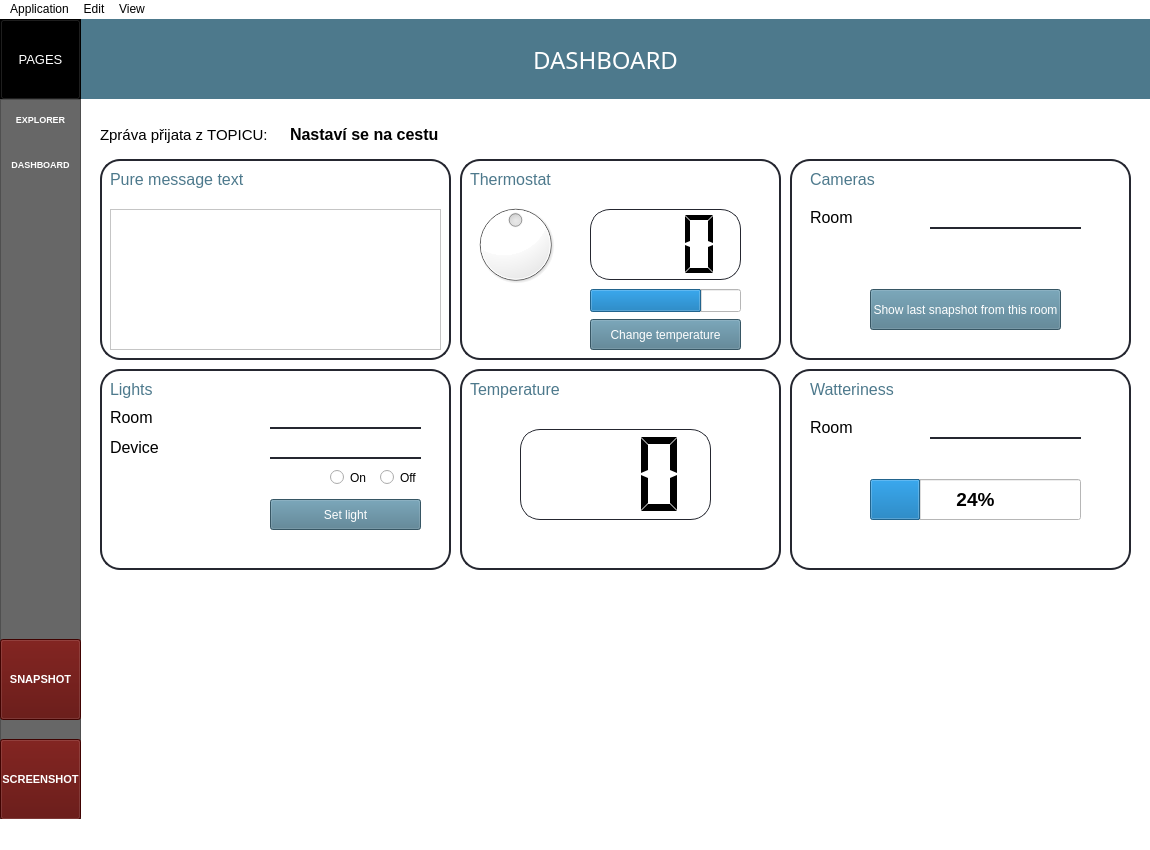
Above: src/gui/mainwindow.ui from Sekky61/MQTT-monitor before the change. Below: the same form after it.
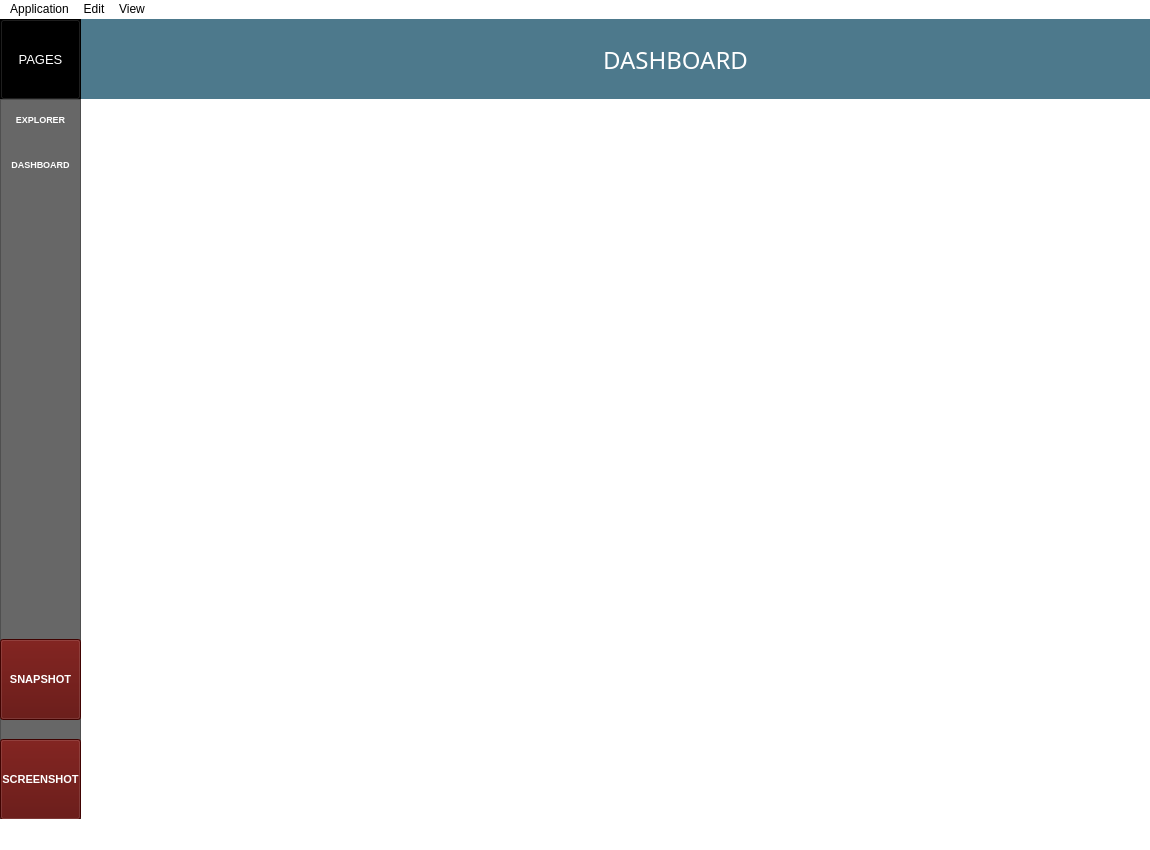
That is the form after the change. The open tabs and pages were chosen to show the change.

Commit message: tile classes

Patch:
```diff
--- a/src/gui/mainwindow.ui
+++ b/src/gui/mainwindow.ui
@@ -1019,9 +1019,12 @@
     </widget>
     <widget class="QWidget" name="page_2">
      <widget class="QFrame" name="frame_2">
+      <property name="enabled">
+       <bool>true</bool>
+      </property>
       <property name="geometry">
        <rect>
-        <x>-70</x>
+        <x>0</x>
         <y>0</y>
         <width>1151</width>
         <height>80</height>
@@ -1111,894 +1114,13 @@
      <widget class="QWidget" name="message_widget" native="true">
       <property name="geometry">
        <rect>
-        <x>20</x>
-        <y>140</y>
-        <width>351</width>
-        <height>201</height>
+        <x>0</x>
+        <y>80</y>
+        <width>1071</width>
+        <height>701</height>
        </rect>
       </property>
-      <property name="styleSheet">
-       <string notr="true">.QWidget{
-border: 2px solid rgb(37,39,48);
-border-radius: 20px;
-}</string>
-      </property>
-      <widget class="QLabel" name="pure_text">
-       <property name="geometry">
-        <rect>
-         <x>10</x>
-         <y>10</y>
-         <width>191</width>
-         <height>21</height>
-        </rect>
-       </property>
-       <property name="font">
-        <font>
-         <pointsize>12</pointsize>
-        </font>
-       </property>
-       <property name="styleSheet">
-        <string notr="true">color:rgb(77, 121, 140);</string>
-       </property>
-       <property name="text">
-        <string>Pure message text</string>
-       </property>
-      </widget>
-      <widget class="QScrollArea" name="scrollArea_5">
-       <property name="geometry">
-        <rect>
-         <x>10</x>
-         <y>50</y>
-         <width>331</width>
-         <height>141</height>
-        </rect>
-       </property>
-       <property name="widgetResizable">
-        <bool>true</bool>
-       </property>
-       <widget class="QWidget" name="scrollAreaWidgetContents_5">
-        <property name="geometry">
-         <rect>
-          <x>0</x>
-          <y>0</y>
-          <width>329</width>
-          <height>139</height>
-         </rect>
-        </property>
-        <widget class="QPlainTextEdit" name="value_text_2">
-         <property name="geometry">
-          <rect>
-           <x>0</x>
-           <y>0</y>
-           <width>331</width>
-           <height>141</height>
-          </rect>
-         </property>
-         <property name="styleSheet">
-          <string notr="true">QPlainTextEdit{
-border: 2px solid rgb(37,39,48);
-border-left:none;
-border-right:none;
-border-top:none;
-border-bottom:none;
-}</string>
-         </property>
-        </widget>
-       </widget>
-      </widget>
-     </widget>
-     <widget class="QStackedWidget" name="thermo_stacked">
-      <property name="geometry">
-       <rect>
-        <x>380</x>
-        <y>140</y>
-        <width>321</width>
-        <height>201</height>
-       </rect>
-      </property>
-      <property name="currentIndex">
-       <number>0</number>
-      </property>
-      <widget class="QWidget" name="page_3">
-       <widget class="QWidget" name="widget_thermo" native="true">
-        <property name="geometry">
-         <rect>
-          <x>0</x>
-          <y>0</y>
-          <width>321</width>
-          <height>201</height>
-         </rect>
-        </property>
-        <property name="styleSheet">
-         <string notr="true">.QWidget{
-border: 2px solid rgb(37,39,48);
-border-radius: 20px;
-}</string>
-        </property>
-        <widget class="QPushButton" name="temp_button">
-         <property name="geometry">
-          <rect>
-           <x>130</x>
-           <y>160</y>
-           <width>151</width>
-           <height>31</height>
-          </rect>
-         </property>
-         <property name="styleSheet">
-          <string notr="true">color: rgb(255, 255, 255);
-background-color: rgb(77, 121, 140);</string>
-         </property>
-         <property name="text">
-          <string>Change temperature</string>
-         </property>
-        </widget>
-        <widget class="QProgressBar" name="progressBar">
-         <property name="geometry">
-          <rect>
-           <x>130</x>
-           <y>130</y>
-           <width>151</width>
-           <height>23</height>
-          </rect>
-         </property>
-         <property name="minimum">
-          <number>-50</number>
-         </property>
-         <property name="maximum">
-          <number>50</number>
-         </property>
-         <property name="value">
-          <number>24</number>
-         </property>
-         <property name="textVisible">
-          <bool>false</bool>
-         </property>
-        </widget>
-        <widget class="QLCDNumber" name="lcdNumber">
-         <property name="geometry">
-          <rect>
-           <x>130</x>
-           <y>50</y>
-           <width>151</width>
-           <height>71</height>
-          </rect>
-         </property>
-         <property name="styleSheet">
-          <string notr="true">QLCDNumber{
-border: 1px solid rgb(37,39,48);
-border-radius: 20px;
-}</string>
-         </property>
-         <property name="frameShape">
-          <enum>QFrame::StyledPanel</enum>
-         </property>
-         <property name="digitCount">
-          <number>3</number>
-         </property>
-         <property name="segmentStyle">
-          <enum>QLCDNumber::Flat</enum>
-         </property>
-        </widget>
-        <widget class="QLabel" name="heat_label">
-         <property name="geometry">
-          <rect>
-           <x>10</x>
-           <y>10</y>
-           <width>141</width>
-           <height>21</height>
-          </rect>
-         </property>
-         <property name="font">
-          <font>
-           <pointsize>12</pointsize>
-          </font>
-         </property>
-         <property name="styleSheet">
-          <string notr="true">color:rgb(77, 121, 140);</string>
-         </property>
-         <property name="text">
-          <string>Thermostat</string>
-         </property>
-        </widget>
-        <widget class="QDial" name="dial">
-         <property name="geometry">
-          <rect>
-           <x>10</x>
-           <y>40</y>
-           <width>91</width>
-           <height>91</height>
-          </rect>
-         </property>
-         <property name="minimum">
-          <number>-50</number>
-         </property>
-         <property name="maximum">
-          <number>50</number>
-         </property>
-         <property name="invertedAppearance">
-          <bool>false</bool>
-         </property>
-        </widget>
-       </widget>
-      </widget>
-      <widget class="QWidget" name="page_4">
-       <widget class="QWidget" name="widget_thermo_off" native="true">
-        <property name="geometry">
-         <rect>
-          <x>0</x>
-          <y>0</y>
-          <width>321</width>
-          <height>201</height>
-         </rect>
-        </property>
-        <property name="styleSheet">
-         <string notr="true">.QWidget{
-border: 2px solid rgb(37,39,48);
-border-radius: 20px;
-}</string>
-        </property>
-        <widget class="QLabel" name="label_5">
-         <property name="geometry">
-          <rect>
-           <x>30</x>
-           <y>70</y>
-           <width>271</width>
-           <height>41</height>
-          </rect>
-         </property>
-         <property name="font">
-          <font>
-           <pointsize>12</pointsize>
-           <weight>75</weight>
-           <bold>true</bold>
-          </font>
-         </property>
-         <property name="text">
-          <string>Thermostat widget is DISABLED</string>
-         </property>
-        </widget>
-       </widget>
-      </widget>
-     </widget>
-     <widget class="QStackedWidget" name="light_stacked">
-      <property name="geometry">
-       <rect>
-        <x>10</x>
-        <y>350</y>
-        <width>361</width>
-        <height>201</height>
-       </rect>
-      </property>
-      <property name="currentIndex">
-       <number>1</number>
-      </property>
-      <widget class="QWidget" name="page_5">
-       <widget class="QWidget" name="widget_lights" native="true">
-        <property name="geometry">
-         <rect>
-          <x>10</x>
-          <y>0</y>
-          <width>351</width>
-          <height>201</height>
-         </rect>
-        </property>
-        <property name="styleSheet">
-         <string notr="true">.QWidget{
-border: 2px solid rgb(37,39,48);
-border-radius: 20px;
-}</string>
-        </property>
-        <widget class="QLineEdit" name="device_lights_opt">
-         <property name="geometry">
-          <rect>
-           <x>170</x>
-           <y>70</y>
-           <width>151</width>
-           <height>20</height>
-          </rect>
-         </property>
-         <property name="styleSheet">
-          <string notr="true">QLineEdit{
-border: 2px solid rgb(37,39,48);
-border-left:none;
-border-right:none;
-border-top:none;
-border-radius: 20px;
-}</string>
-         </property>
-         <property name="placeholderText">
-          <string/>
-         </property>
-         <property name="clearButtonEnabled">
-          <bool>true</bool>
-         </property>
-        </widget>
-        <widget class="QLabel" name="lights_label">
-         <property name="geometry">
-          <rect>
-           <x>10</x>
-           <y>10</y>
-           <width>141</width>
-           <height>21</height>
-          </rect>
-         </property>
-         <property name="font">
-          <font>
-           <pointsize>12</pointsize>
-          </font>
-         </property>
-         <property name="styleSheet">
-          <string notr="true">color:rgb(77, 121, 140);</string>
-         </property>
-         <property name="text">
-          <string>Lights</string>
-         </property>
-        </widget>
-        <widget class="QLineEdit" name="room_lights_opt">
-         <property name="geometry">
-          <rect>
-           <x>170</x>
-           <y>40</y>
-           <width>151</width>
-           <height>20</height>
-          </rect>
-         </property>
-         <property name="styleSheet">
-          <string notr="true">QLineEdit{
-border: 2px solid rgb(37,39,48);
-border-left:none;
-border-right:none;
-border-top:none;
-border-radius: 20px;
-}</string>
-         </property>
-         <property name="placeholderText">
-          <string/>
-         </property>
-         <property name="clearButtonEnabled">
-          <bool>true</bool>
-         </property>
-        </widget>
-        <widget class="QLabel" name="device_label">
-         <property name="geometry">
-          <rect>
-           <x>10</x>
-           <y>70</y>
-           <width>71</width>
-           <height>16</height>
-          </rect>
-         </property>
-         <property name="font">
-          <font>
-           <pointsize>12</pointsize>
-          </font>
-         </property>
-         <property name="text">
-          <string>Device</string>
-         </property>
-        </widget>
-        <widget class="QLabel" name="room_label">
-         <property name="geometry">
-          <rect>
-           <x>10</x>
-           <y>40</y>
-           <width>71</width>
-           <height>16</height>
-          </rect>
-         </property>
-         <property name="font">
-          <font>
-           <pointsize>12</pointsize>
-          </font>
-         </property>
-         <property name="text">
-          <string>Room</string>
-         </property>
-        </widget>
-        <widget class="QPushButton" name="light_set_button">
-         <property name="geometry">
-          <rect>
-           <x>170</x>
-           <y>130</y>
-           <width>151</width>
-           <height>31</height>
-          </rect>
-         </property>
-         <property name="styleSheet">
-          <string notr="true">color: rgb(255, 255, 255);
-background-color: rgb(77, 121, 140);</string>
-         </property>
-         <property name="text">
-          <string>Set light</string>
-         </property>
-        </widget>
-        <widget class="QRadioButton" name="lights_on">
-         <property name="geometry">
-          <rect>
-           <x>230</x>
-           <y>100</y>
-           <width>47</width>
-           <height>17</height>
-          </rect>
-         </property>
-         <property name="text">
-          <string>On</string>
-         </property>
-        </widget>
-        <widget class="QRadioButton" name="lights_off">
-         <property name="geometry">
-          <rect>
-           <x>280</x>
-           <y>100</y>
-           <width>41</width>
-           <height>17</height>
-          </rect>
-         </property>
-         <property name="text">
-          <string>Off</string>
-         </property>
-        </widget>
-       </widget>
-      </widget>
-      <widget class="QWidget" name="page_6">
-       <widget class="QWidget" name="widget_lights_disabled" native="true">
-        <property name="geometry">
-         <rect>
-          <x>10</x>
-          <y>0</y>
-          <width>351</width>
-          <height>201</height>
-         </rect>
-        </property>
-        <property name="styleSheet">
-         <string notr="true">.QWidget{
-border: 2px solid rgb(37,39,48);
-border-radius: 20px;
-}</string>
-        </property>
-        <widget class="QLabel" name="label_6">
-         <property name="geometry">
-          <rect>
-           <x>80</x>
-           <y>70</y>
-           <width>261</width>
-           <height>41</height>
-          </rect>
-         </property>
-         <property name="font">
-          <font>
-           <pointsize>12</pointsize>
-           <weight>75</weight>
-           <bold>true</bold>
-          </font>
-         </property>
-         <property name="text">
-          <string>Lights widget is DISABLED</string>
-         </property>
-        </widget>
-       </widget>
-      </widget>
-     </widget>
-     <widget class="QStackedWidget" name="cameras_stacked">
-      <property name="geometry">
-       <rect>
-        <x>710</x>
-        <y>140</y>
-        <width>341</width>
-        <height>201</height>
-       </rect>
-      </property>
-      <property name="currentIndex">
-       <number>0</number>
-      </property>
-      <widget class="QWidget" name="page_7">
-       <widget class="QWidget" name="cameras_widget" native="true">
-        <property name="geometry">
-         <rect>
-          <x>0</x>
-          <y>0</y>
-          <width>341</width>
-          <height>201</height>
-         </rect>
-        </property>
-        <property name="styleSheet">
-         <string notr="true">.QWidget{
-border: 2px solid rgb(37,39,48);
-border-radius: 20px;
-}</string>
-        </property>
-        <widget class="QLabel" name="cameras_label">
-         <property name="geometry">
-          <rect>
-           <x>20</x>
-           <y>10</y>
-           <width>191</width>
-           <height>21</height>
-          </rect>
-         </property>
-         <property name="font">
-          <font>
-           <pointsize>12</pointsize>
-          </font>
-         </property>
-         <property name="styleSheet">
-          <string notr="true">color:rgb(77, 121, 140);</string>
-         </property>
-         <property name="text">
-          <string>Cameras</string>
-         </property>
-        </widget>
-        <widget class="QLineEdit" name="room_lights_opt_2">
-         <property name="geometry">
-          <rect>
-           <x>140</x>
-           <y>50</y>
-           <width>151</width>
-           <height>20</height>
-          </rect>
-         </property>
-         <property name="styleSheet">
-          <string notr="true">QLineEdit{
-border: 2px solid rgb(37,39,48);
-border-left:none;
-border-right:none;
-border-top:none;
-border-radius: 20px;
-}</string>
-         </property>
-         <property name="placeholderText">
-          <string/>
-         </property>
-         <property name="clearButtonEnabled">
-          <bool>true</bool>
-         </property>
-        </widget>
-        <widget class="QLabel" name="room_label_2">
-         <property name="geometry">
-          <rect>
-           <x>20</x>
-           <y>50</y>
-           <width>71</width>
-           <height>16</height>
-          </rect>
-         </property>
-         <property name="font">
-          <font>
-           <pointsize>12</pointsize>
-          </font>
-         </property>
-         <property name="text">
-          <string>Room</string>
-         </property>
-        </widget>
-        <widget class="QPushButton" name="snapshot_button">
-         <property name="enabled">
-          <bool>true</bool>
-         </property>
-         <property name="geometry">
-          <rect>
-           <x>80</x>
-           <y>130</y>
-           <width>191</width>
-           <height>41</height>
-          </rect>
-         </property>
-         <property name="styleSheet">
-          <string notr="true">color: rgb(255, 255, 255);
-background-color: rgb(77, 121, 140);</string>
-         </property>
-         <property name="text">
-          <string>Show last snapshot from this room</string>
-         </property>
-        </widget>
-       </widget>
-      </widget>
-      <widget class="QWidget" name="page_8">
-       <widget class="QWidget" name="widget_cameras_off" native="true">
-        <property name="geometry">
-         <rect>
-          <x>0</x>
-          <y>0</y>
-          <width>341</width>
-          <height>201</height>
-         </rect>
-        </property>
-        <property name="styleSheet">
-         <string notr="true">.QWidget{
-border: 2px solid rgb(37,39,48);
-border-radius: 20px;
-}</string>
-        </property>
-        <widget class="QLabel" name="label_7">
-         <property name="geometry">
-          <rect>
-           <x>60</x>
-           <y>70</y>
-           <width>271</width>
-           <height>41</height>
-          </rect>
-         </property>
-         <property name="font">
-          <font>
-           <pointsize>12</pointsize>
-           <weight>75</weight>
-           <bold>true</bold>
-          </font>
-         </property>
-         <property name="text">
-          <string>Cameras widget is DISABLED</string>
-         </property>
-        </widget>
-       </widget>
-      </widget>
-     </widget>
-     <widget class="QStackedWidget" name="temperature_stacked">
-      <property name="geometry">
-       <rect>
-        <x>380</x>
-        <y>350</y>
-        <width>321</width>
-        <height>201</height>
-       </rect>
-      </property>
-      <property name="currentIndex">
-       <number>1</number>
-      </property>
-      <widget class="QWidget" name="page_9">
-       <widget class="QWidget" name="widget_thermo_2" native="true">
-        <property name="geometry">
-         <rect>
-          <x>0</x>
-          <y>0</y>
-          <width>321</width>
-          <height>201</height>
-         </rect>
-        </property>
-        <property name="styleSheet">
-         <string notr="true">.QWidget{
-border: 2px solid rgb(37,39,48);
-border-radius: 20px;
-}</string>
-        </property>
-        <widget class="QLCDNumber" name="lcdNumber_2">
-         <property name="geometry">
-          <rect>
-           <x>60</x>
-           <y>60</y>
-           <width>191</width>
-           <height>91</height>
-          </rect>
-         </property>
-         <property name="styleSheet">
-          <string notr="true">QLCDNumber{
-border: 1px solid rgb(37,39,48);
-border-radius: 20px;
-}</string>
-         </property>
-         <property name="frameShape">
-          <enum>QFrame::StyledPanel</enum>
-         </property>
-         <property name="digitCount">
-          <number>3</number>
-         </property>
-         <property name="segmentStyle">
-          <enum>QLCDNumber::Flat</enum>
-         </property>
-        </widget>
-        <widget class="QLabel" name="temperature_label">
-         <property name="geometry">
-          <rect>
-           <x>10</x>
-           <y>10</y>
-           <width>141</width>
-           <height>21</height>
-          </rect>
-         </property>
-         <property name="font">
-          <font>
-           <pointsize>12</pointsize>
-          </font>
-         </property>
-         <property name="styleSheet">
-          <string notr="true">color:rgb(77, 121, 140);</string>
-         </property>
-         <property name="text">
-          <string>Temperature</string>
-         </property>
-        </widget>
-       </widget>
-      </widget>
-      <widget class="QWidget" name="page_10">
-       <widget class="QWidget" name="widget_temp_off" native="true">
-        <property name="geometry">
-         <rect>
-          <x>0</x>
-          <y>0</y>
-          <width>321</width>
-          <height>201</height>
-         </rect>
-        </property>
-        <property name="styleSheet">
-         <string notr="true">.QWidget{
-border: 2px solid rgb(37,39,48);
-border-radius: 20px;
-}</string>
-        </property>
-        <widget class="QLabel" name="label_8">
-         <property name="geometry">
-          <rect>
-           <x>30</x>
-           <y>70</y>
-           <width>281</width>
-           <height>41</height>
-          </rect>
-         </property>
-         <property name="font">
-          <font>
-           <pointsize>12</pointsize>
-           <weight>75</weight>
-           <bold>true</bold>
-          </font>
-         </property>
-         <property name="text">
-          <string>Temperature widget is DISABLED</string>
-         </property>
-        </widget>
-       </widget>
-      </widget>
-     </widget>
-     <widget class="QStackedWidget" name="water_stacked">
-      <property name="geometry">
-       <rect>
-        <x>710</x>
-        <y>350</y>
-        <width>341</width>
-        <height>201</height>
-       </rect>
-      </property>
-      <property name="currentIndex">
-       <number>1</number>
-      </property>
-      <widget class="QWidget" name="page_11">
-       <widget class="QWidget" name="cameras_widget_2" native="true">
-        <property name="geometry">
-         <rect>
-          <x>0</x>
-          <y>0</y>
-          <width>341</width>
-          <height>201</height>
-         </rect>
-        </property>
-        <property name="styleSheet">
-         <string notr="true">.QWidget{
-border: 2px solid rgb(37,39,48);
-border-radius: 20px;
-}</string>
-        </property>
-        <widget class="QLabel" name="watter_label">
-         <property name="geometry">
-          <rect>
-           <x>20</x>
-           <y>10</y>
-           <width>191</width>
-           <height>21</height>
-          </rect>
-         </property>
-         <property name="font">
-          <font>
-           <pointsize>12</pointsize>
-          </font>
-         </property>
-         <property name="styleSheet">
-          <string notr="true">color:rgb(77, 121, 140);</string>
-         </property>
-         <property name="text">
-          <string>Watteriness</string>
-         </property>
-        </widget>
-        <widget class="QLineEdit" name="room_lights_opt_4">
-         <property name="geometry">
-          <rect>
-           <x>140</x>
-           <y>50</y>
-           <width>151</width>
-           <height>20</height>
-          </rect>
-         </property>
-         <property name="styleSheet">
-          <string notr="true">QLineEdit{
-border: 2px solid rgb(37,39,48);
-border-left:none;
-border-right:none;
-border-top:none;
-border-radius: 20px;
-}</string>
-         </property>
-         <property name="placeholderText">
-          <string/>
-         </property>
-         <property name="clearButtonEnabled">
-          <bool>true</bool>
-         </property>
-        </widget>
-        <widget class="QLabel" name="room_label_4">
-         <property name="geometry">
-          <rect>
-           <x>20</x>
-           <y>50</y>
-           <width>71</width>
-           <height>16</height>
-          </rect>
-         </property>
-         <property name="font">
-          <font>
-           <pointsize>12</pointsize>
-          </font>
-         </property>
-         <property name="text">
-          <string>Room</string>
-         </property>
-        </widget>
-        <widget class="QProgressBar" name="watteriness_per">
-         <property name="geometry">
-          <rect>
-           <x>80</x>
-           <y>110</y>
-           <width>211</width>
-           <height>41</height>
-          </rect>
-         </property>
-         <property name="font">
-          <font>
-           <pointsize>14</pointsize>
-           <weight>75</weight>
-           <bold>true</bold>
-          </font>
-         </property>
-         <property name="value">
-          <number>24</number>
-         </property>
-        </widget>
-       </widget>
-      </widget>
-      <widget class="QWidget" name="page_12">
-       <widget class="QWidget" name="widget_water_off" native="true">
-        <property name="geometry">
-         <rect>
-          <x>0</x>
-          <y>0</y>
-          <width>341</width>
-          <height>201</height>
-         </rect>
-        </property>
-        <property name="styleSheet">
-         <string notr="true">.QWidget{
-border: 2px solid rgb(37,39,48);
-border-radius: 20px;
-}</string>
-        </property>
-        <widget class="QLabel" name="label_9">
-         <property name="geometry">
-          <rect>
-           <x>50</x>
-           <y>70</y>
-           <width>271</width>
-           <height>41</height>
-          </rect>
-         </property>
-         <property name="font">
-          <font>
-           <pointsize>12</pointsize>
-           <weight>75</weight>
-           <bold>true</bold>
-          </font>
-         </property>
-         <property name="text">
-          <string>Watteriness widget is DISABLED</string>
-         </property>
-        </widget>
-       </widget>
-      </widget>
+      <layout class="QGridLayout" name="tiles_layout"/>
      </widget>
     </widget>
    </widget>
```
Left out of the diff: 6 changed lines with no effect on the pictures. The commit also changes 18 other files.
